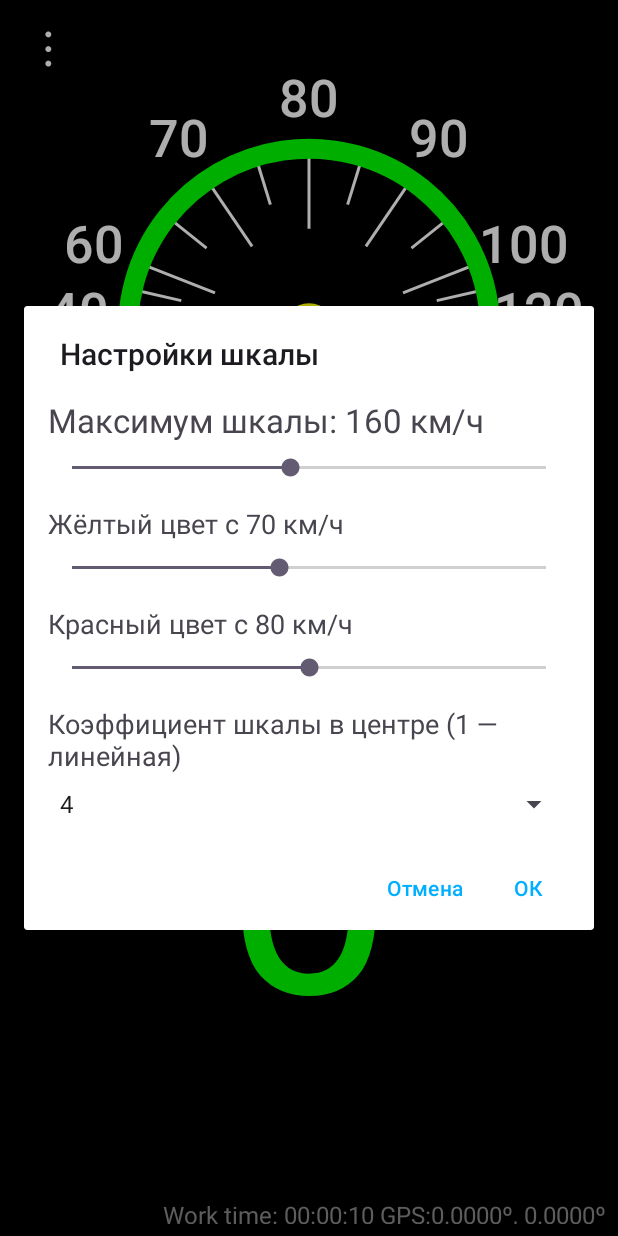
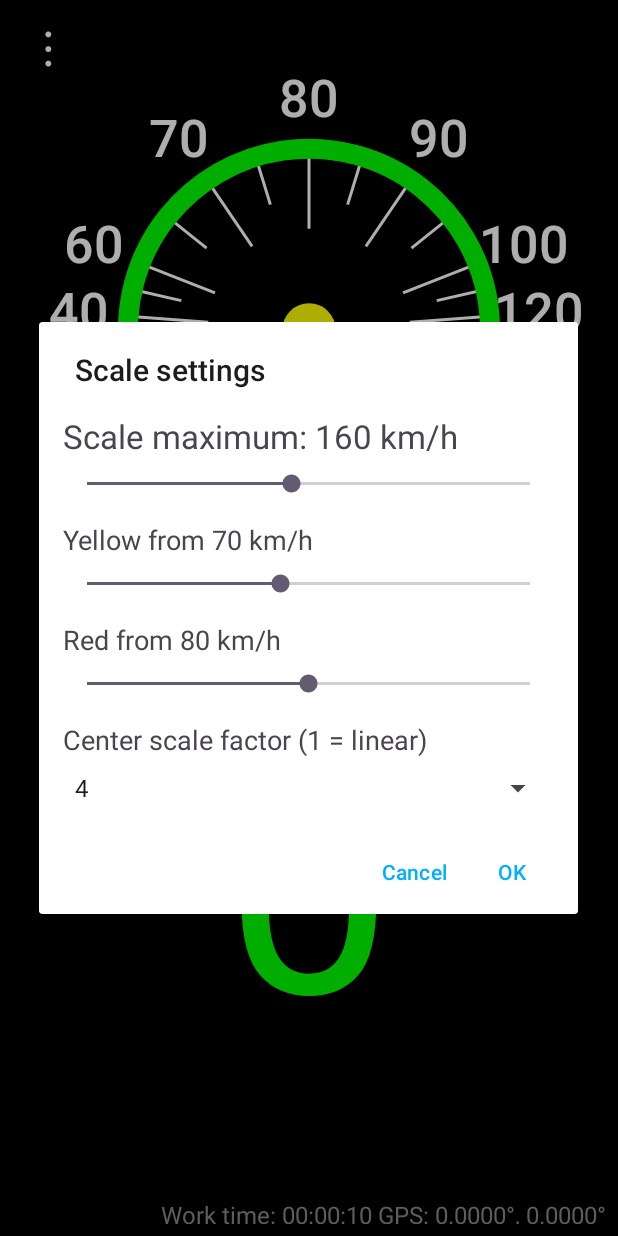
Before and after one commit to Androida-net/Reduced-speedometr, an Android app: the screen it shows after launch (MainActivity), after a tap on an icon or button, on a phone screen of 412 x 824 dp. Run offline under Robolectric (Android 15) with nearby library versions, the phone set to English and light mode, and no system bars.

Commit message:
Релиз с изменяемой  нелинейностью. Англ

```diff
--- a/app/src/main/AndroidManifest.xml
+++ b/app/src/main/AndroidManifest.xml
@@ -4,9 +4,6 @@
     <!-- Разрешения для чтения GPS  -->
     <uses-permission android:name="android.permission.ACCESS_FINE_LOCATION" />
     <uses-permission android:name="android.permission.ACCESS_COARSE_LOCATION" />
-    <!-- Разрешения GPS для Android 10+ -->
-    <uses-permission android:name="android.permission.ACCESS_BACKGROUND_LOCATION"
-        tools:ignore="ManifestPermission" />
     <application
         android:allowBackup="true"
         android:dataExtractionRules="@xml/data_extraction_rules"
--- a/app/src/main/java/com/alexvahabov/nlsmeter/MainActivity.java
+++ b/app/src/main/java/com/alexvahabov/nlsmeter/MainActivity.java
@@ -33,6 +33,7 @@ public class MainActivity extends AppCompatActivity {
     private CircleView circleView;
     private GpsTracker gpsTracker;
     private BigTextView bigtextView;
+    private boolean isStarted;
 
     private void showMaxSpeedDialog() {
         final int steps = (GlobalVars.MAX_MAX_SPEED - GlobalVars.MIN_MAX_SPEED)
@@ -79,12 +80,12 @@ public class MainActivity extends AppCompatActivity {
         layout.addView(redBar);
 
         Runnable updateLabels = () -> {
-            label.setText("Максимум шкалы: " + (GlobalVars.MIN_MAX_SPEED
-                    + sb.getProgress() * GlobalVars.STEP_MAX_SPEED) + " км/ч");
-            yellowLabel.setText("Жёлтый цвет с "
-                    + SpeedThresholds.speed(yellowBar.getProgress()) + " км/ч");
-            redLabel.setText("Красный цвет с "
-                    + SpeedThresholds.speed(redBar.getProgress()) + " км/ч");
+            label.setText(getString(R.string.scale_maximum, GlobalVars.MIN_MAX_SPEED
+                    + sb.getProgress() * GlobalVars.STEP_MAX_SPEED));
+            yellowLabel.setText(getString(R.string.yellow_from,
+                    SpeedThresholds.speed(yellowBar.getProgress())));
+            redLabel.setText(getString(R.string.red_from,
+                    SpeedThresholds.speed(redBar.getProgress())));
         };
         sb.setOnSeekBarChangeListener(new SeekBar.OnSeekBarChangeListener() {
             @Override public void onProgressChanged(SeekBar s, int p, boolean fromUser) {
@@ -131,7 +132,7 @@ public class MainActivity extends AppCompatActivity {
 
         // --- Коэффициент растяжения центральной зоны ---
         TextView factorLabel = new TextView(this);
-        factorLabel.setText("Коэффициент шкалы в центре (1 — линейная)");
+        factorLabel.setText(R.string.center_scale_factor);
         factorLabel.setTextSize(18f);
         factorLabel.setPadding(0, pad, 0, pad / 2);
         layout.addView(factorLabel);
@@ -151,9 +152,9 @@ public class MainActivity extends AppCompatActivity {
 
         // --- Диалог ---
         new AlertDialog.Builder(this)
-                .setTitle("Настройки шкалы")
+                .setTitle(R.string.scale_settings)
                 .setView(scrollView)
-                .setPositiveButton("ОК", (d, w) -> {
+                .setPositiveButton(R.string.action_ok, (d, w) -> {
                     int val = GlobalVars.MIN_MAX_SPEED
                             + sb.getProgress() * GlobalVars.STEP_MAX_SPEED;
                     applyScaleSettings(val,
@@ -161,7 +162,7 @@ public class MainActivity extends AppCompatActivity {
                             SpeedThresholds.speed(redBar.getProgress()),
                             GlobalVars.SCALE_FACTORS[factorSpinner.getSelectedItemPosition()]);
                 })
-                .setNegativeButton("Отмена", null)
+                .setNegativeButton(R.string.action_cancel, null)
                 .show();
     }
 
@@ -222,22 +223,33 @@ public class MainActivity extends AppCompatActivity {
 
         // Проверка и запрос разрешений к GPS
         if (checkSelfPermission(Manifest.permission.ACCESS_FINE_LOCATION) != PackageManager.PERMISSION_GRANTED) {
-            requestPermissions(new String[]{Manifest.permission.ACCESS_FINE_LOCATION}, 1);
+            requestPermissions(new String[]{Manifest.permission.ACCESS_FINE_LOCATION,
+                    Manifest.permission.ACCESS_COARSE_LOCATION}, 1);
         }
         gpsTracker = new GpsTracker(this);
-        gpsTracker.startTracking();
         startTextAnimation();                                       // Запуск заставки (анимации "Go")
     }
     @Override
-    protected void onDestroy() {
-        super.onDestroy();
+    protected void onStart() {
+        super.onStart();
+        isStarted = true;
+        if (checkSelfPermission(Manifest.permission.ACCESS_FINE_LOCATION) == PackageManager.PERMISSION_GRANTED) {
+            gpsTracker.startTracking();
+        }
+    }
+
+    @Override
+    protected void onStop() {
+        isStarted = false;
         gpsTracker.stopTracking();
+        super.onStop();
     }
 
     @Override
     public void onRequestPermissionsResult(int requestCode, @NonNull String[] permissions, @NonNull int[] grantResults) {
         super.onRequestPermissionsResult(requestCode, permissions, grantResults);
-        if (requestCode == 1 && grantResults.length > 0 && grantResults[0] == PackageManager.PERMISSION_GRANTED) {
+        if (requestCode == 1 && isStarted
+                && checkSelfPermission(Manifest.permission.ACCESS_FINE_LOCATION) == PackageManager.PERMISSION_GRANTED) {
             gpsTracker.startTracking();
         }
     }
--- a/app/src/main/java/com/alexvahabov/nlsmeter/NumberView.java
+++ b/app/src/main/java/com/alexvahabov/nlsmeter/NumberView.java
@@ -7,6 +7,8 @@ import android.graphics.Paint;
 import android.os.Handler;
 import android.util.AttributeSet;
 import android.view.View;
+
+import java.util.Locale;
 
 public class NumberView extends View {
     private int currentNumber = 0;
@@ -64,7 +66,6 @@ public class NumberView extends View {
     protected void onDraw(Canvas canvas) {
         super.onDraw(canvas);
         String TimerText=":";                                                       // отделитель секунд от минут
-        String GPSText="";
         if ((currentNumber % 3600) % 60 < 10 ){
             TimerText = TimerText + "0";                                            // добавление ведущего нуля у секунд
         }
@@ -77,12 +78,12 @@ public class NumberView extends View {
         if (currentNumber / 3600 < 10) {
             TimerText = "0" + TimerText;
         }
-        GPSText = " GPS:" + String.format("%.4f",  GlobalVars.currentLatitude) + "º, ";
-        GPSText = GPSText + String.format("%.4f",  GlobalVars.currentLongitude) + "º";
+        String latitude = String.format(Locale.US, "%.4f", GlobalVars.currentLatitude);
+        String longitude = String.format(Locale.US, "%.4f", GlobalVars.currentLongitude);
         int width = getWidth();                                                    // Получаем размеры View
         int height = getHeight();
         canvas.drawText(                                                            // Рисуем число в центре экрана
-                "Work time: " + TimerText + GPSText,
+                getResources().getString(R.string.work_time_gps, TimerText, latitude, longitude),
                 width,
                 height,
                 textPaint
--- a/app/src/main/res/layout/activity_main.xml
+++ b/app/src/main/res/layout/activity_main.xml
@@ -39,7 +39,7 @@
         android:layout_width="wrap_content"
         android:layout_height="wrap_content"
         android:layout_gravity="center"
-        android:text="GO!"
+        android:text="@string/go"
         android:textColor="#dc362e"
         android:textSize="192dp" />
 
--- a/app/src/main/res/values/strings.xml
+++ b/app/src/main/res/values/strings.xml
@@ -1,4 +1,12 @@
 <resources>
     <string name="app_name">NLSMeter</string>
-    <string name="scale_settings">Настройки шкалы</string>
+    <string name="scale_settings">Scale settings</string>
+    <string name="scale_maximum">Scale maximum: %1$d km/h</string>
+    <string name="yellow_from">Yellow from %1$d km/h</string>
+    <string name="red_from">Red from %1$d km/h</string>
+    <string name="center_scale_factor">Center scale factor (1 = linear)</string>
+    <string name="action_ok">OK</string>
+    <string name="action_cancel">Cancel</string>
+    <string name="go">GO!</string>
+    <string name="work_time_gps">Work time: %1$s GPS: %2$s°, %3$s°</string>
 </resources>
```
Also changed, not shown: 2 other files.
